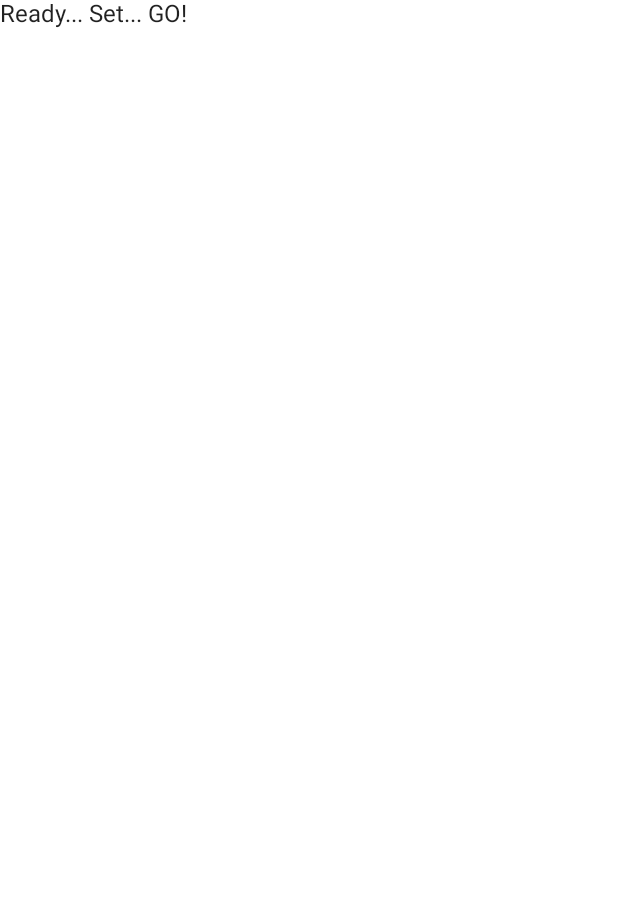
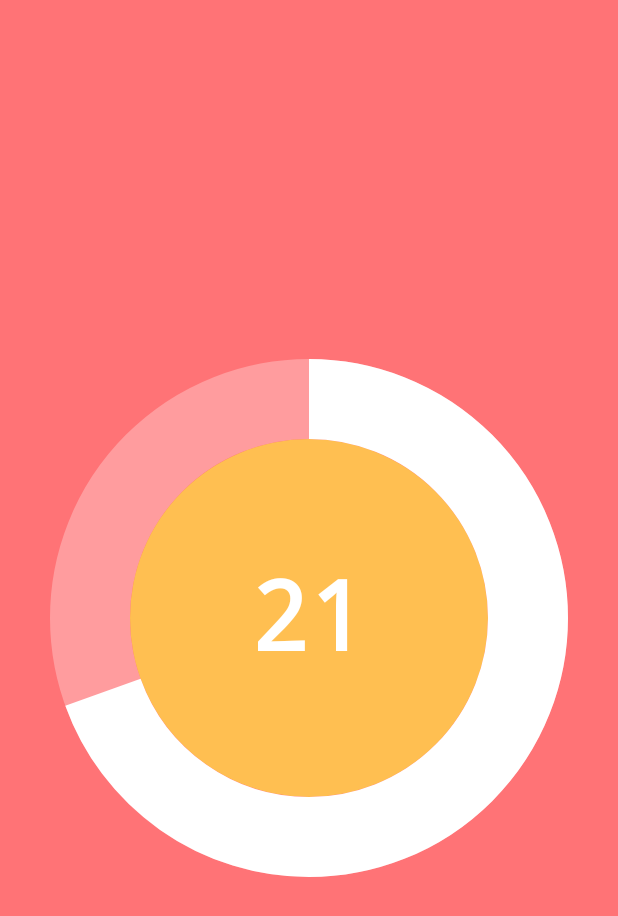
Before and after one commit to trevorwang/Countdown-Timer, an Android app built with Jetpack Compose: the screen it shows after launch (MainActivity), on a phone screen of 412 x 824 dp. Before the commit the part shown is almost empty. Shown: the top 916 px of the screen. Run offline under Robolectric (Android 15) with nearby library versions, the phone set to English and light mode, and no system bars.

Commit message:
update text scale by animation

```diff
--- a/app/src/main/java/com/example/androiddevchallenge/MainActivity.kt
+++ b/app/src/main/java/com/example/androiddevchallenge/MainActivity.kt
@@ -19,11 +19,14 @@ import android.os.Bundle
 import androidx.activity.compose.setContent
 import androidx.appcompat.app.AppCompatActivity
 import androidx.compose.material.MaterialTheme
+import androidx.compose.material.MaterialTheme.colors
 import androidx.compose.material.Surface
 import androidx.compose.material.Text
 import androidx.compose.runtime.Composable
 import androidx.compose.ui.tooling.preview.Preview
+import com.example.androiddevchallenge.ui.CountDownTimer
 import com.example.androiddevchallenge.ui.theme.MyTheme
+import com.example.androiddevchallenge.ui.theme.red
 
 class MainActivity : AppCompatActivity() {
     override fun onCreate(savedInstanceState: Bundle?) {
@@ -39,8 +42,8 @@ class MainActivity : AppCompatActivity() {
 // Start building your app here!
 @Composable
 fun MyApp() {
-    Surface(color = MaterialTheme.colors.background) {
-        Text(text = "Ready... Set... GO!")
+    Surface(color = red) {
+        CountDownTimer(timeInSec = 30)
     }
 }
 
--- /dev/null
+++ b/app/src/main/java/com/example/androiddevchallenge/ui/CountDownTimer.kt
@@ -0,0 +1,144 @@
+package com.example.androiddevchallenge.ui
+
+import androidx.compose.animation.core.*
+import androidx.compose.foundation.Canvas
+import androidx.compose.foundation.layout.*
+import androidx.compose.material.Surface
+import androidx.compose.material.Text
+import androidx.compose.runtime.*
+import androidx.compose.ui.Alignment
+import androidx.compose.ui.Modifier
+import androidx.compose.ui.graphics.Color
+import androidx.compose.ui.graphics.drawscope.Stroke
+import androidx.compose.ui.text.font.FontFamily
+import androidx.compose.ui.text.font.FontWeight
+import androidx.compose.ui.tooling.preview.Preview
+import androidx.compose.ui.unit.dp
+import androidx.compose.ui.unit.sp
+import com.example.androiddevchallenge.ui.theme.*
+import java.time.format.TextStyle
+import kotlin.math.roundToInt
+
+@Composable
+fun CountDownTimer(timeInSec: Int) {
+    Surface(color = red, modifier = Modifier.fillMaxSize()) {
+        Box(
+            contentAlignment = Alignment.Center,
+            modifier = Modifier.padding(40.dp)
+        ) {
+            CountdownCircle(timeInSec)
+            TimerText(timeInSec)
+        }
+    }
+}
+
+@Composable
+fun TimerText(timeInSec: Int) {
+    var trigger by remember { mutableStateOf(timeInSec) }
+    val animateTween by animateFloatAsState(
+        targetValue = trigger.toFloat(),
+        animationSpec = tween(
+            durationMillis = timeInSec * 1000,
+            easing = LinearEasing
+        ),
+        finishedListener = {
+        }
+    )
+    DisposableEffect(Unit) {
+        trigger = 0
+        onDispose { }
+    }
+
+
+    val transition = rememberInfiniteTransition()
+    val fontScale by transition.animateFloat(
+        initialValue = 0.8f, targetValue = 2f, animationSpec =
+        infiniteRepeatable(tween(500), RepeatMode.Reverse)
+    )
+    format(timeInSec = animateTween.roundToInt(), fontScale = fontScale)
+}
+
+@Composable
+fun DisplayTime(time: String, indicator: String = "", fontScale: Float = 1f) {
+    Text(
+        text = "$time$indicator",
+        fontSize = 64.sp * fontScale,
+        color = Color.White,
+        fontFamily = FontFamily.Monospace,
+        fontWeight = FontWeight.W700,
+    )
+}
+
+@Composable
+fun format(timeInSec: Int, fontScale: Float = 1f) {
+    val min = timeInSec / 60
+    val sec = timeInSec % 60
+    Row {
+        if (min > 0) {
+            DisplayTime(time = min.formatTime())
+        }
+
+        val text = if (min == 0) sec.toString() else sec.formatTime()
+        val scale = if (sec > 10 || sec == 0) 1f else fontScale
+        DisplayTime(time = text, fontScale = scale)
+    }
+}
+
+private fun Int.formatTime() = String.format("%02d", this)
+
+@Composable
+fun CountdownCircle(timeInSec: Int, started: Boolean = true) {
+    val strokeWidth = 80.dp.value
+    var trigger by remember { mutableStateOf(timeInSec) }
+    val animateTween by animateFloatAsState(
+        targetValue = trigger.toFloat(),
+        animationSpec = tween(
+            durationMillis = timeInSec * 1000,
+            easing = LinearEasing
+        ),
+        finishedListener = {
+        }
+    )
+
+    DisposableEffect(Unit) {
+        trigger = 0
+        onDispose { }
+    }
+
+    Canvas(
+        modifier = Modifier
+            .fillMaxWidth()
+            .aspectRatio(1f)
+            .padding(20.dp)
+    ) {
+
+
+        drawCircle(
+            color = lightRed,
+            style = Stroke(width = strokeWidth)
+        )
+
+        drawCircle(
+            color = yellow,
+            radius = size.minDimension / 2.0f - strokeWidth / 2,
+        )
+
+
+        val color = Color.White
+        drawArc(
+            color = color,
+            startAngle = 270f,
+            sweepAngle = animateTween * 360f / timeInSec,
+            useCenter = false,
+            style = Stroke(width = strokeWidth),
+        )
+    }
+}
+
+@Composable
+@Preview("CountDownTimer", widthDp = 360, heightDp = 640)
+fun DefaultPreview() {
+    MyTheme {
+        CountDownTimer(20)
+    }
+}
--- a/app/src/main/java/com/example/androiddevchallenge/ui/theme/Color.kt
+++ b/app/src/main/java/com/example/androiddevchallenge/ui/theme/Color.kt
@@ -21,3 +21,6 @@ val purple200 = Color(0xFFBB86FC)
 val purple500 = Color(0xFF6200EE)
 val purple700 = Color(0xFF3700B3)
 val teal200 = Color(0xFF03DAC5)
+val red = Color(0xFFFF7376)
+var lightRed = Color(0xFFFF9C9E)
+val yellow = Color(0xFFFFBF51)
```
